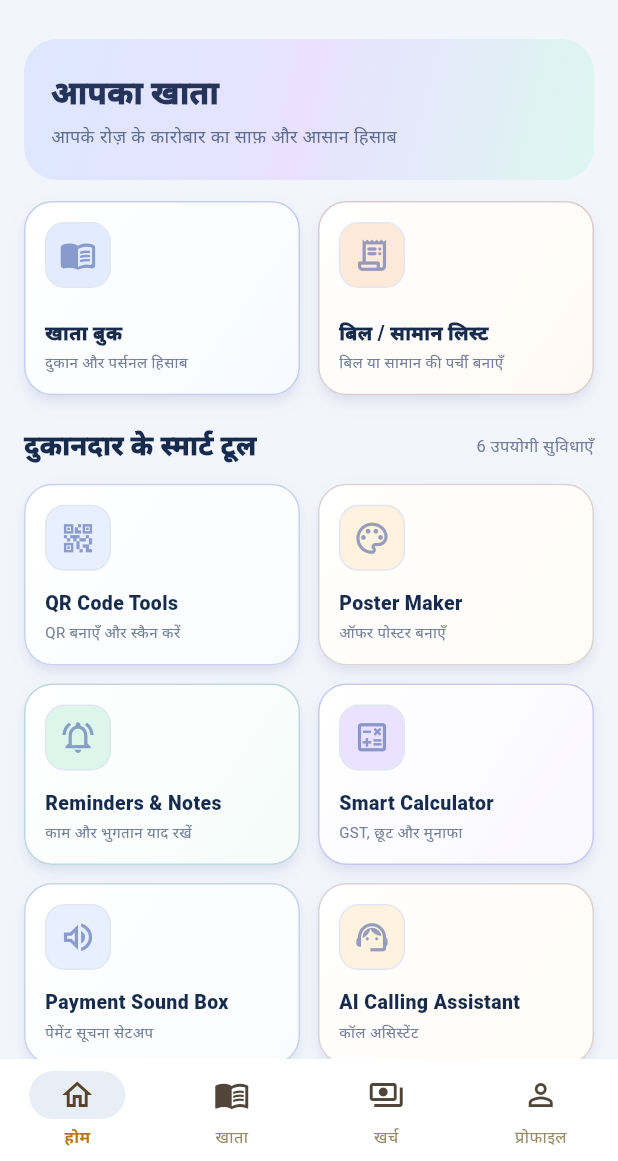
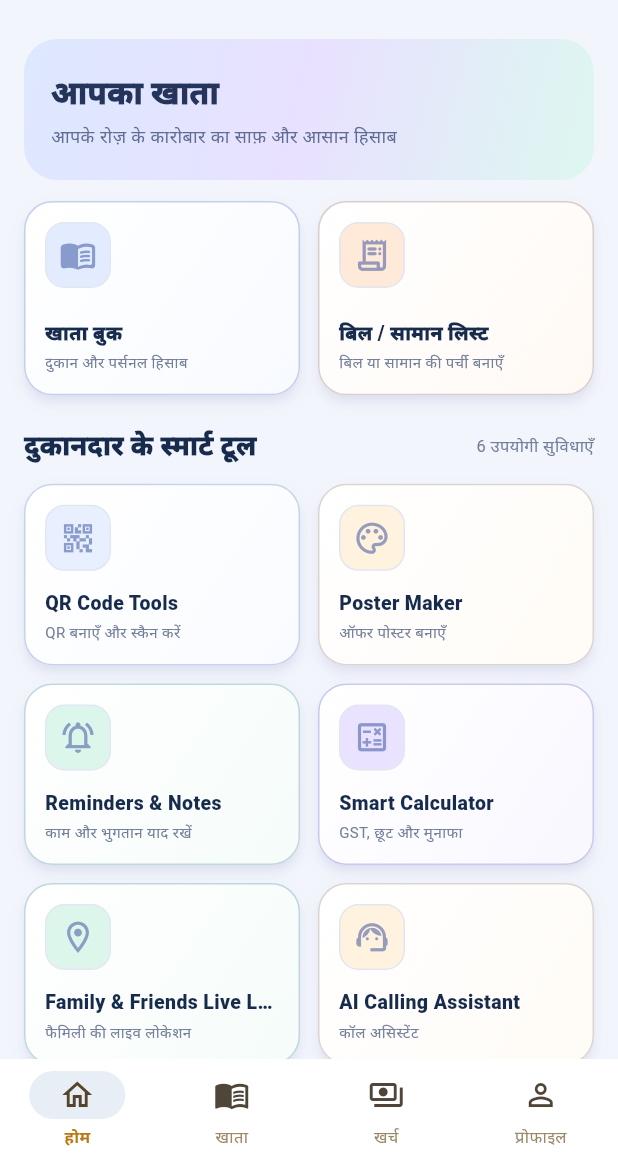
Before and after one commit to annukumar6280-glitch/Bharat-Saathi-, a Flutter app: the screen it shows once a user with an empty profile is signed in, on a phone screen of 412 x 824 dp, the part 75-1236 px from its top. Run offline on Flutter 3.47's test engine with Material 3 defaults, Android fonts, the phone set to English and light mode, and no system bars; our stand-ins replace flutter_map, flutter_secure_storage, geolocator, google_mobile_ads, image_picker, latlong2 and 8 more; missing offline and left inert: mobile_scanner; accounts and stored records are empty; network calls fail.

Commit message:
Replace Sound Box entry points with Family Live Location

```diff
--- a/lib/main.dart
+++ b/lib/main.dart
@@ -15,7 +15,7 @@ import 'package:pdf/pdf.dart';
 import 'package:pdf/widgets.dart' as pw;
 import 'package:printing/printing.dart';
 import 'utility_modules.dart';
-import 'soundbox_page.dart';
+import 'live_location_page.dart';
 const supabaseUrl='https://nlfdqkkrwthobvwqfepl.supabase.co';
 const supabasePublishableKey='sb_publishable_m7oDiOBmOztXrL93smgRsQ_MQXfbqKk';
 const privacyPolicyUrl='https://annukumar6280-glitch.github.io/Bharat-Saathi-/privacy-policy.html';
@@ -412,7 +412,7 @@ final serviceTransactions=<Record>[];
  final metadataName=currentUser?.userMetadata?['full_name'];
  final accountName=metadataName is String&&metadataName.trim().isNotEmpty?metadataName.trim():(currentUser?.email?.split('@').first??'').trim();
  final pages=<Widget>[
-  Dashboard(english:english,accountName:accountName,onKhata:()=>setState(()=>tab=1),onDocument:()=>Navigator.push(context,MaterialPageRoute<void>(builder:(_)=>const BillListPage())),onTools:(kind)=>Navigator.push(context,MaterialPageRoute<void>(builder:(_)=>kind=='soundbox'?const SoundBoxPage():UtilityModulePage(kind:kind,title:const {'qr':'QR Code Tools','poster':'Poster Maker','reminders':'Reminders & Notes','calculator':'Smart Calculator','soundbox':'Payment Sound Box','calling':'AI Calling Assistant'}[kind]??'Tools')))),
+  Dashboard(english:english,accountName:accountName,onKhata:()=>setState(()=>tab=1),onDocument:()=>Navigator.push(context,MaterialPageRoute<void>(builder:(_)=>const BillListPage())),onTools:(kind)=>Navigator.push(context,MaterialPageRoute<void>(builder:(_)=>kind=='location'?LiveLocationPage(supabaseAvailable:widget.supabaseAvailable,english:english):UtilityModulePage(kind:kind,title:const {'qr':'QR Code Tools','poster':'Poster Maker','reminders':'Reminders & Notes','calculator':'Smart Calculator','location':'Family & Friends Live Location','calling':'AI Calling Assistant'}[kind]??'Tools')))),
   KhataHubPage(shop:khata,personal:personalKhata,onShop:()=>Navigator.push(context,MaterialPageRoute<void>(builder:(_)=>LocalLedgerPage(title:'दुकानदार का खाता',items:khata,onAddPerson:()=>addLedgerPerson(khata),onCreditForPerson:(n)=>entry(false,n),onPaymentForPerson:(n)=>entry(true,n),onEditRecord:(r)=>editLedgerRecord(r,khata),onRenamePerson:(n)=>renameLedgerPerson(n,khata)))),onPersonal:()=>Navigator.push(context,MaterialPageRoute<void>(builder:(_)=>LocalLedgerPage(title:'पर्सनल उधार',items:personalKhata,onAddPerson:()=>addLedgerPerson(personalKhata),onCreditForPerson:(n)=>personalLoanEntry(false,n),onPaymentForPerson:(n)=>personalLoanEntry(true,n),onEditRecord:(r)=>editLedgerRecord(r,personalKhata),onRenamePerson:(n)=>renameLedgerPerson(n,personalKhata)))),onLinked:()=>Navigator.push(context,MaterialPageRoute<void>(builder:(_)=>LinkedKhataPage(supabaseAvailable:widget.supabaseAvailable)))),
   ExpenseOnlyPage(items:expensesList,onAdd:expense,onEdit:editExpense),
    ProfilePage(supabaseAvailable:widget.supabaseAvailable,onRestore:_restore,english:english,darkMode:darkMode,onDarkMode:(v){setState(()=>darkMode=v);_persist();},onLanguage:(v){setState(()=>english=v);_persist();},expensesList:expensesList,khata:khata,personalTransactions:personalTransactions)
@@ -545,9 +545,9 @@ class Dashboard extends StatelessWidget {
               _tile('Smart Calculator', 'GST, छूट और मुनाफा',
                   Icons.calculate_outlined, const Color(0xFFEAE3FF),
                   () => onTools('calculator')),
-              _tile('Payment Sound Box', 'पेमेंट सूचना सेटअप',
-                  Icons.volume_up_outlined, const Color(0xFFE8F0FF),
-                  () => onTools('soundbox')),
+              _tile('Family & Friends Live Location', 'फैमिली की लाइव लोकेशन',
+                  Icons.location_on_outlined, const Color(0xFFDDF6EB),
+                  () => onTools('location')),
               _tile('AI Calling Assistant', 'कॉल असिस्टेंट',
                   Icons.support_agent, const Color(0xFFFFF2DE),
                   () => onTools('calling')),
@@ -1299,7 +1299,7 @@ class ProfilePage extends StatelessWidget{
    setting(Icons.privacy_tip_outlined,english?'Privacy Policy':'प्राइवेसी पॉलिसी',english?'How Bharat Saathi handles your data':'आपका डेटा कैसे उपयोग होता है',()=>Navigator.push(context,MaterialPageRoute<void>(builder:(_)=>const PrivacyPolicyPage(english:false)))),
    Card(color:surfaceColor,child:ListTile(leading:Icon(Icons.language),title:Text('भाषा / Language'),trailing:DropdownButton<bool>(value:english,items:const[DropdownMenuItem(value:false,child:Text('हिंदी')),DropdownMenuItem(value:true,child:Text('English'))],onChanged:(v){if(v!=null)onLanguage(v);}))),
    setting(Icons.account_balance_wallet_outlined,english?'Coin Wallet':'कॉइन वॉलेट',english?'Balance, history and AI Call redemption':'कॉइन बैलेंस, हिस्ट्री और AI Call सब्सक्रिप्शन',()=>Navigator.push(context,MaterialPageRoute<void>(builder:(_)=>AiCoinWalletPage(supabaseAvailable:supabaseAvailable)))),
-    setting(Icons.volume_up_outlined,english?'Payment Sound Box':'पेमेंट साउंड बॉक्स',english?'Speak incoming UPI payment notifications':'PhonePe, Google Pay, Paytm आदि के पेमेंट नोटिफिकेशन बोलें',()=>Navigator.push(context,MaterialPageRoute<void>(builder:(_)=>const SoundBoxPage()))),
+    setting(Icons.location_on_outlined,english?'Family & Friends Live Location':'फैमिली लाइव लोकेशन',english?'Share live location with accepted family and friends':'परिवार और दोस्तों के साथ लाइव लोकेशन शेयर करें',()=>Navigator.push(context,MaterialPageRoute<void>(builder:(_)=>LiveLocationPage(supabaseAvailable:supabaseAvailable,english:english)))),
    setting(Icons.card_giftcard,english?'Refer & Earn':'रेफर एंड अर्न',english?'Earn coins and unlock AI Call Assistant':'सफल रेफरल पर 10 कॉइन पाएँ; 100 कॉइन पर AI Call Assistant का 1 महीना',()=>Navigator.push(context,MaterialPageRoute<void>(builder:(_)=>ReferralPage(supabaseAvailable:supabaseAvailable)))),
     setting(Icons.sync,english?'Connected Khata':'लिंक किया हुआ खाता',english?'Shared shopkeeper and customer ledger':'दुकानदार और ग्राहक का साझा खाता',()=>Navigator.push(context,MaterialPageRoute<void>(builder:(_)=>LinkedKhataPage(supabaseAvailable:supabaseAvailable)))),
    setting(Icons.help_outline,english?'Help Centre':'सहायता केंद्र','WhatsApp: 6283398317',()=>launchUrl(Uri.parse('https://wa.me/916283398317?text='+Uri.encodeComponent('नमस्ते Bharat Saathi सहायता केंद्र')),mode:LaunchMode.externalApplication)),
```
